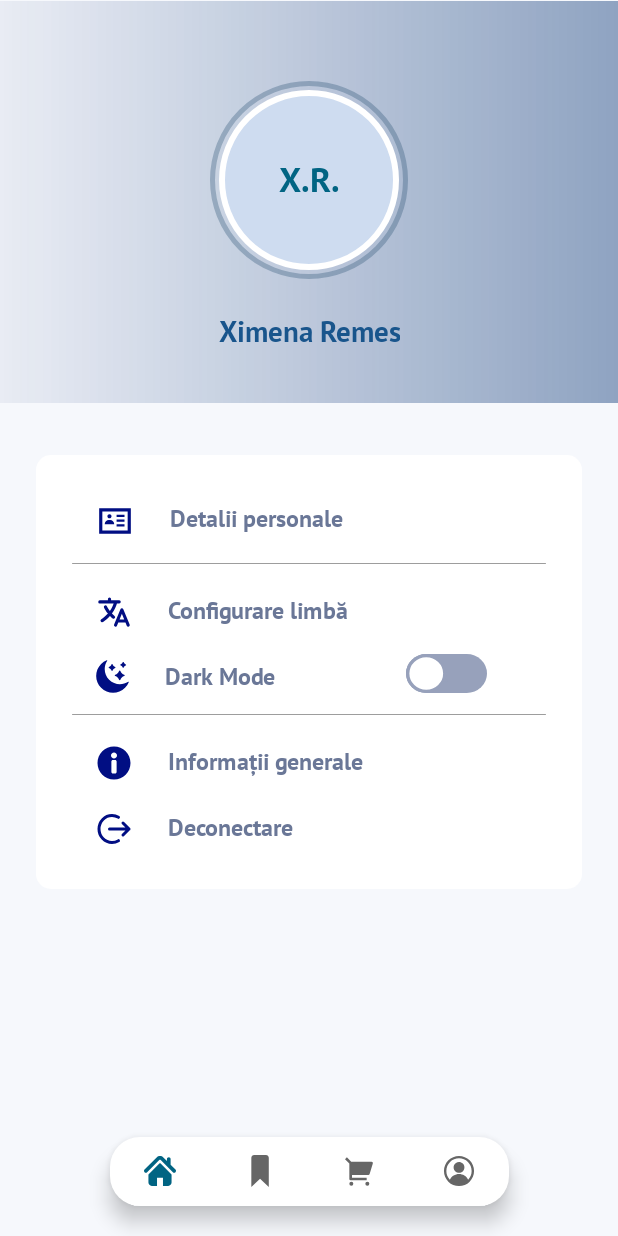
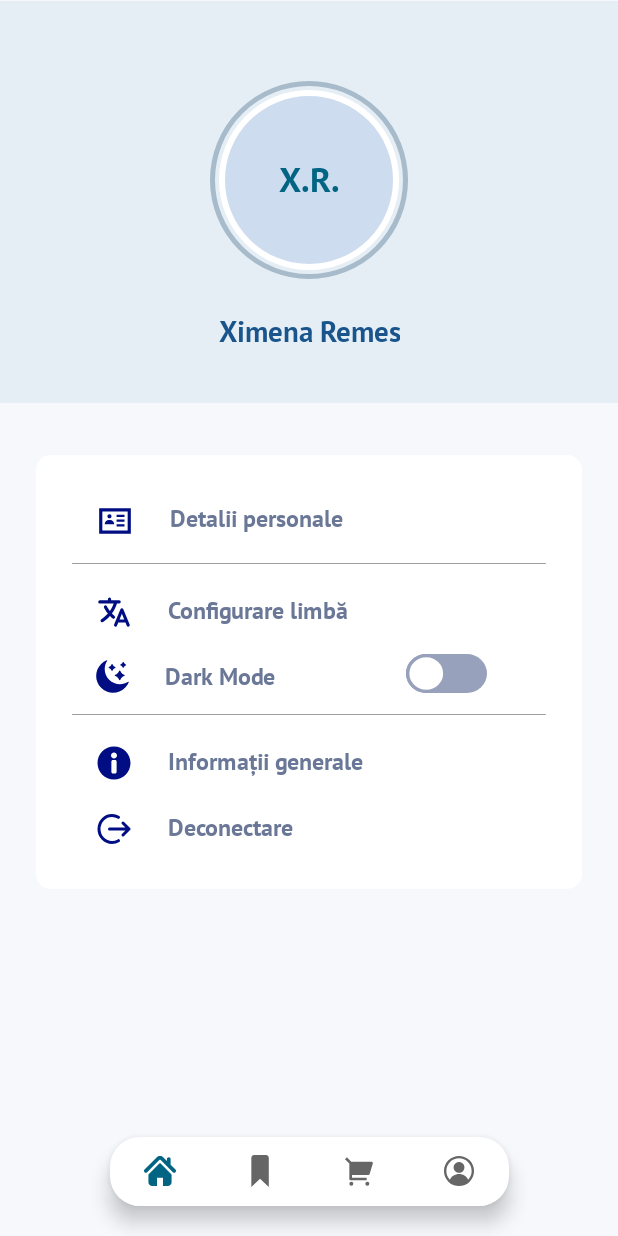
Before and after one commit to ximenaremes/ZeebooksClientMobile, an Android app: the ProfileFragment screen opened through its navigation route, on a phone screen of 412 x 824 dp. Run offline under Robolectric (Android 15) with nearby library versions, the phone set to English and light mode, and no system bars; our stand-ins replace data binding, navigation-ui.

Commit message:
updated profile screen

```diff
--- a/app/src/main/res/drawable/background_profile.xml
+++ b/app/src/main/res/drawable/background_profile.xml
@@ -1,8 +1,4 @@
 <?xml version="1.0" encoding="utf-8"?>
 <shape xmlns:android="http://schemas.android.com/apk/res/android">
-    <gradient
-        android:type="linear"
-        android:angle="0"
-        android:startColor="#269FAAC6"
-        android:endColor="#75153F7D" />
+    <solid android:color="@color/background_profile"/>
 </shape>
```
